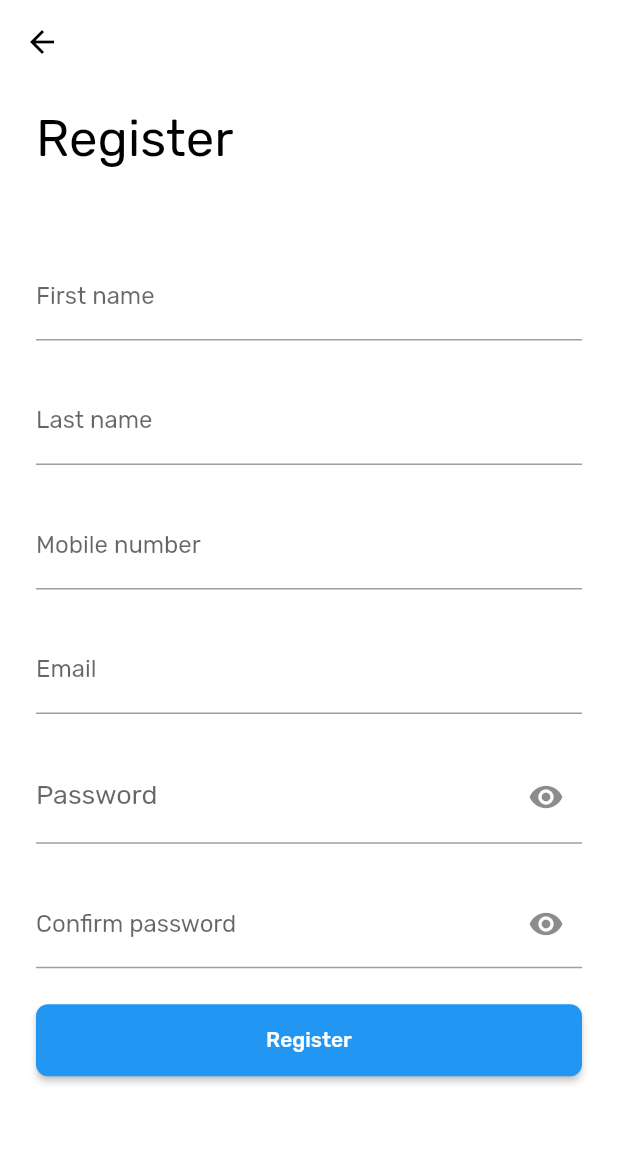
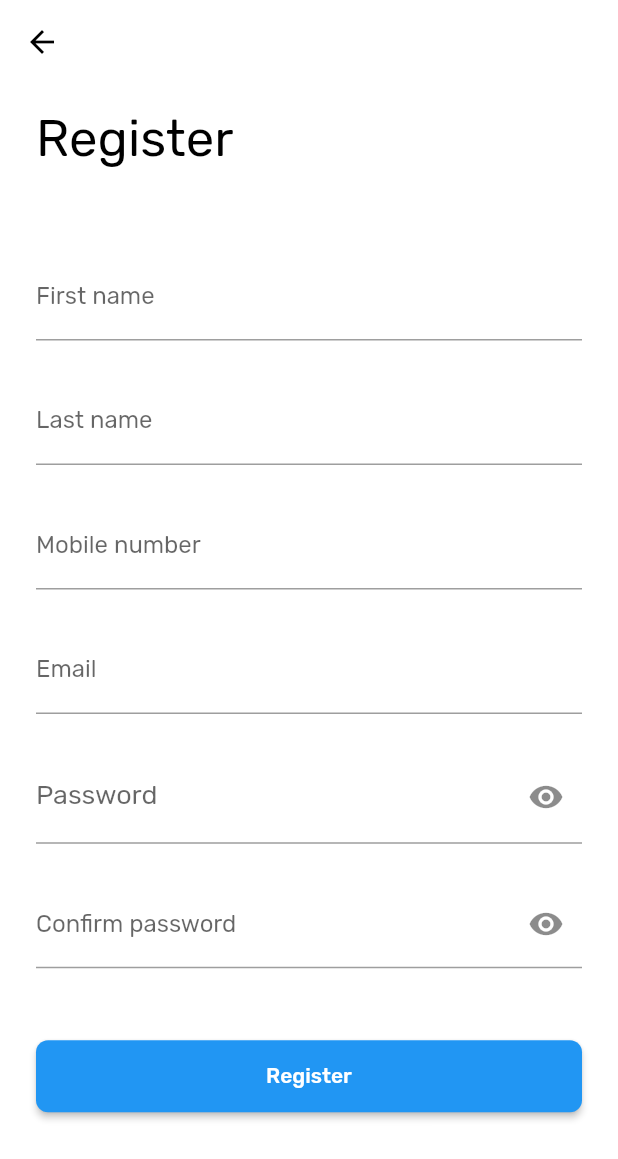
Before and after one commit to deepu513/greycells, a Flutter app: the RegisterPage screen opened by its route, on a phone screen of 412 x 824 dp. Shown: the top 1159 px of the screen. Run offline on Flutter 3.47's test engine with Material 2 defaults, Android fonts, the phone set to English and light mode, and no system bars; our stand-ins replace bloc, equatable, flutter_bloc, flutter_svg, shared_preferences; accounts and stored records are empty; generated files the repository leaves out were written again.

Commit message:
Changed spacing in registration page

```diff
--- a/lib/view/pages/register_page.dart
+++ b/lib/view/pages/register_page.dart
@@ -99,7 +99,7 @@ class RegisterPage extends StatelessWidget {
                 keyboardType: TextInputType.text,
               ),
               SizedBox(
-                height: 24.0,
+                height: 48.0,
               ),
               ButtonTheme(
                 minWidth: double.infinity,
```
